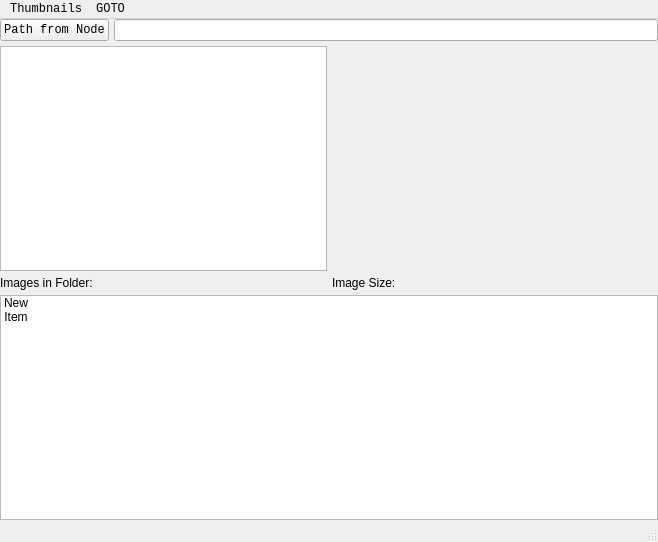
This is himage.ui in Aeoll/Houdini_Image_Browser as Qt 5 draws it before an edit. The edited form follows.
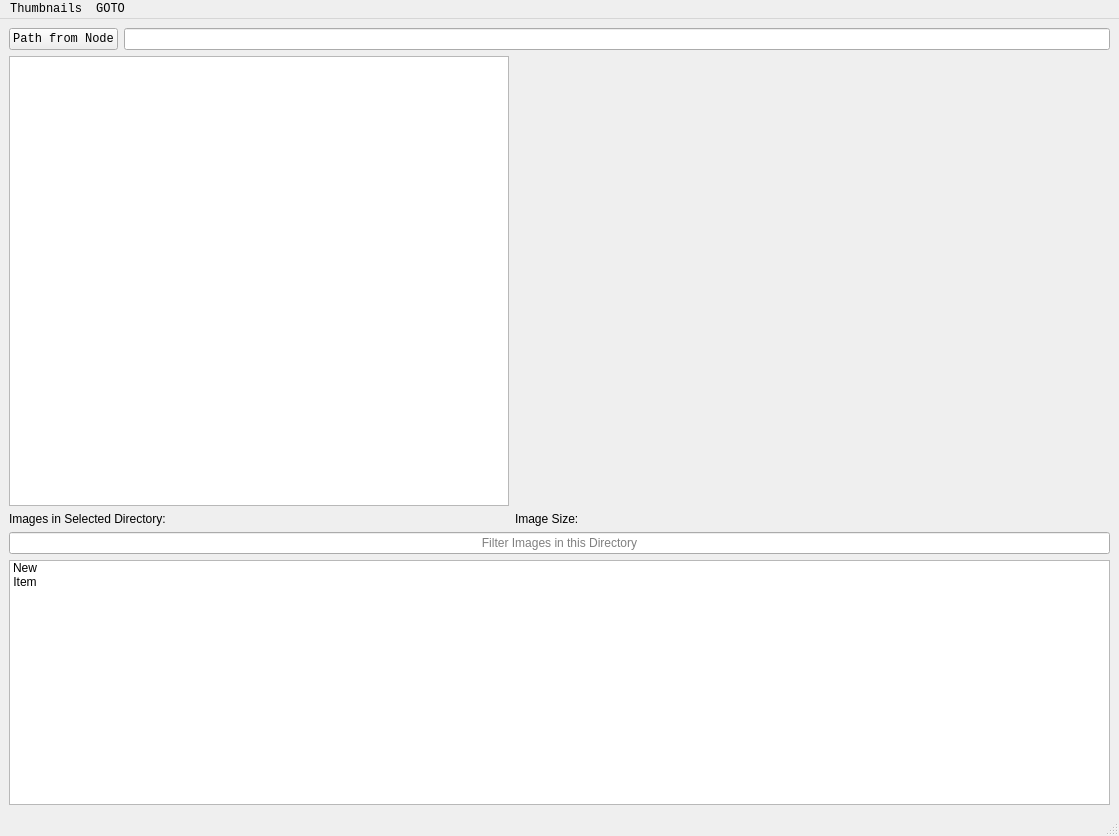
This is the edited form.

Diff of the .ui file:
```diff
--- a/himage.ui
+++ b/himage.ui
@@ -6,8 +6,8 @@
    <rect>
     <x>0</x>
     <y>0</y>
-    <width>658</width>
-    <height>542</height>
+    <width>1119</width>
+    <height>836</height>
    </rect>
   </property>
   <property name="sizePolicy">
@@ -33,25 +33,19 @@
     </sizepolicy>
    </property>
    <layout class="QVBoxLayout" name="verticalLayout">
-    <property name="spacing">
-     <number>5</number>
-    </property>
-    <property name="margin">
-     <number>0</number>
-    </property>
     <item>
      <layout class="QHBoxLayout" name="horizontalLayout">
       <item>
        <widget class="QPushButton" name="fromNodeBtn">
         <property name="sizePolicy">
-         <sizepolicy hsizetype="Minimum" vsizetype="Fixed">
+         <sizepolicy hsizetype="Maximum" vsizetype="Fixed">
           <horstretch>0</horstretch>
           <verstretch>0</verstretch>
          </sizepolicy>
         </property>
         <property name="maximumSize">
          <size>
-          <width>125</width>
+          <width>160</width>
           <height>16777215</height>
          </size>
         </property>
@@ -97,27 +91,11 @@
      </layout>
     </item>
     <item>
-     <layout class="QGridLayout" name="gridLayout" rowstretch="1,0,1" rowminimumheight="0,0,0">
+     <layout class="QGridLayout" name="gridLayout" rowstretch="1,0,0,0,0,0">
       <property name="sizeConstraint">
        <enum>QLayout::SetDefaultConstraint</enum>
       </property>
-      <item row="0" column="0">
-       <widget class="QTreeView" name="dirtree">
-        <property name="sizePolicy">
-         <sizepolicy hsizetype="MinimumExpanding" vsizetype="Expanding">
-          <horstretch>0</horstretch>
-          <verstretch>0</verstretch>
-         </sizepolicy>
-        </property>
-        <property name="maximumSize">
-         <size>
-          <width>500</width>
-          <height>16777215</height>
-         </size>
-        </property>
-       </widget>
-      </item>
-      <item row="2" column="0" colspan="2">
+      <item row="5" column="0" colspan="2">
        <widget class="QListWidget" name="thumblist">
         <property name="sizePolicy">
          <sizepolicy hsizetype="Expanding" vsizetype="Expanding">
@@ -165,6 +143,16 @@
         </item>
        </widget>
       </item>
+      <item row="1" column="0">
+       <widget class="QLabel" name="dir_info">
+        <property name="text">
+         <string>Images in Selected Directory:</string>
+        </property>
+        <property name="alignment">
+         <set>Qt::AlignLeading|Qt::AlignLeft|Qt::AlignVCenter</set>
+        </property>
+       </widget>
+      </item>
       <item row="0" column="1">
        <widget class="QLabel" name="thumblargepreview">
         <property name="sizePolicy">
@@ -173,6 +161,12 @@
           <verstretch>0</verstretch>
          </sizepolicy>
         </property>
+        <property name="maximumSize">
+         <size>
+          <width>16777215</width>
+          <height>450</height>
+         </size>
+        </property>
         <property name="text">
          <string/>
         </property>
@@ -184,13 +178,13 @@
         </property>
        </widget>
       </item>
-      <item row="1" column="0">
-       <widget class="QLabel" name="dir_info">
-        <property name="text">
-         <string>Images in Folder:</string>
-        </property>
+      <item row="2" column="0" colspan="2">
+       <widget class="QLineEdit" name="imagefilter_lineedit">
         <property name="alignment">
-         <set>Qt::AlignLeading|Qt::AlignLeft|Qt::AlignVCenter</set>
+         <set>Qt::AlignCenter</set>
+        </property>
+        <property name="placeholderText">
+         <string>Filter Images in this Directory</string>
         </property>
        </widget>
       </item>
@@ -204,6 +198,22 @@
         </property>
        </widget>
       </item>
+      <item row="0" column="0">
+       <widget class="QTreeView" name="dirtree">
+        <property name="sizePolicy">
+         <sizepolicy hsizetype="MinimumExpanding" vsizetype="Expanding">
+          <horstretch>0</horstretch>
+          <verstretch>0</verstretch>
+         </sizepolicy>
+        </property>
+        <property name="maximumSize">
+         <size>
+          <width>500</width>
+          <height>450</height>
+         </size>
+        </property>
+       </widget>
+      </item>
      </layout>
     </item>
    </layout>
@@ -213,7 +223,7 @@
     <rect>
      <x>0</x>
      <y>0</y>
-     <width>658</width>
+     <width>1119</width>
      <height>20</height>
     </rect>
    </property>
```
